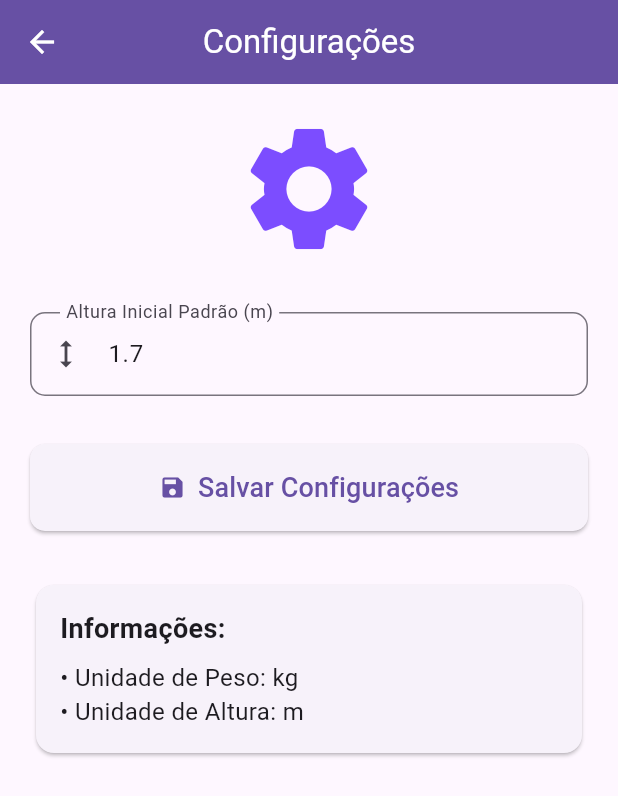
After one commit to GugaDev7/flutter_calculadora_imc, a Flutter app: the screen it shows after launch, after a tap on "Calcular IMC", after a tap on the "settings" icon, on a phone screen of 412 x 824 dp. The commit adds this screen. Shown: the top 796 px of the screen. Run offline on Flutter 3.47's test engine with Material 3 defaults, Android fonts, the phone set to English and light mode, and no system bars; our stand-ins replace hive, hive_flutter; accounts and stored records are empty.

Commit message:
commit 3

```diff
--- a/lib/main.dart
+++ b/lib/main.dart
@@ -1,8 +1,32 @@
 import 'package:flutter/material.dart';
 import 'package:flutter_calculadora_imc/models/imc.dart';
+import 'package:flutter_calculadora_imc/models/configuracoes.dart';
+import 'package:flutter_calculadora_imc/pages/configuracoes_page.dart';
+import 'package:hive_flutter/hive_flutter.dart';
 import 'package:intl/intl.dart';
+import 'package:flutter/foundation.dart' show kIsWeb;
+import 'package:path_provider/path_provider.dart' as path_provider;
 
-void main() {
+void main() async {
+  WidgetsFlutterBinding.ensureInitialized();
+
+  // Inicializa o Hive
+  if (kIsWeb) {
+    await Hive.initFlutter();
+  } else {
+    final appDocumentDir = await path_provider
+        .getApplicationDocumentsDirectory();
+    await Hive.initFlutter(appDocumentDir.path);
+  }
+
+  // Registra os adaptadores
+  Hive.registerAdapter(IMCAdapter());
+  Hive.registerAdapter(ConfiguracoesAdapter());
+
+  // Abre as boxes
+  await Hive.openBox<IMC>('historico_imc');
+  await Hive.openBox<Configuracoes>('configuracoes');
+
   runApp(const MyApp());
 }
 
@@ -49,7 +73,19 @@ class _HomePageState extends State<HomePage> {
   final _nomeController = TextEditingController();
   final _pesoController = TextEditingController();
   final _alturaController = TextEditingController();
-  final List<IMC> _historico = [];
+  late Box<IMC> _historicoBox;
+  late Box<Configuracoes> _configBox;
+
+  @override
+  void initState() {
+    super.initState();
+    _historicoBox = Hive.box<IMC>('historico_imc');
+    _configBox = Hive.box<Configuracoes>('configuracoes');
+
+    // Carrega a altura inicial das configurações
+    final config = _configBox.get('config') ?? Configuracoes();
+    _alturaController.text = config.alturaInicial.toString();
+  }
 
   void _calcularIMC() {
     if (_formKey.currentState!.validate()) {
@@ -60,13 +96,15 @@ class _HomePageState extends State<HomePage> {
           altura: double.parse(_alturaController.text),
         );
 
-        setState(() {
-          _historico.insert(0, imc); // Adiciona no início da lista
-        });
+        // Salva no Hive
+        _historicoBox.add(imc);
 
         // Limpa os campos
         _pesoController.clear();
-        _alturaController.clear();
+        _alturaController.text =
+            _configBox.get('config')?.alturaInicial.toString() ?? '';
+
+        setState(() {}); // Atualiza a lista
       } catch (e) {
         ScaffoldMessenger.of(context).showSnackBar(
           SnackBar(
@@ -86,6 +124,27 @@ class _HomePageState extends State<HomePage> {
         centerTitle: true,
         backgroundColor: Theme.of(context).colorScheme.primary,
         foregroundColor: Colors.white,
+        actions: [
+          IconButton(
+            icon: const Icon(Icons.settings),
+            onPressed: () {
+              Navigator.push(
+                context,
+                MaterialPageRoute(
+                  builder: (context) => const ConfiguracoesPage(),
+                ),
+              ).then((_) {
+                // Atualiza a altura ao voltar das configurações
+                final config = _configBox.get('config');
+                if (config != null) {
+                  setState(() {
+                    _alturaController.text = config.alturaInicial.toString();
+                  });
+                }
+              });
+            },
+          ),
+        ],
       ),
       body: Column(
         children: [
@@ -168,21 +227,33 @@ class _HomePageState extends State<HomePage> {
               ),
             ),
           ),
-          if (_historico.isNotEmpty) ...[
+          ValueListenableBuilder(
+            valueListenable: _historicoBox.listenable(),
+            builder: (context, Box<IMC> box, _) {
+              if (box.isEmpty) {
+                return const SizedBox.shrink();
+              }
+
+              return Expanded(
+                flex: 3,
+                child: Column(
+                  children: [
                     const Padding(
                       padding: EdgeInsets.all(8.0),
                       child: Text(
                         'Histórico de IMC',
-                style: TextStyle(fontSize: 20, fontWeight: FontWeight.bold),
+                        style: TextStyle(
+                          fontSize: 20,
+                          fontWeight: FontWeight.bold,
+                        ),
                       ),
                     ),
                     Expanded(
-              flex: 3,
                       child: ListView.builder(
-                itemCount: _historico.length,
+                        itemCount: box.length,
                         padding: const EdgeInsets.all(8),
                         itemBuilder: (context, index) {
-                  final imc = _historico[index];
+                          final imc = box.getAt(box.length - 1 - index)!;
                           final resultado = imc.calcular();
                           final classificacao = imc.getClassificacao();
                           final cor = imc.getCorClassificacao();
@@ -193,7 +264,9 @@ class _HomePageState extends State<HomePage> {
                             child: ListTile(
                               title: Text(
                                 imc.nome,
-                        style: const TextStyle(fontWeight: FontWeight.bold),
+                                style: const TextStyle(
+                                  fontWeight: FontWeight.bold,
+                                ),
                               ),
                               subtitle: Column(
                                 crossAxisAlignment: CrossAxisAlignment.start,
@@ -218,9 +291,7 @@ class _HomePageState extends State<HomePage> {
                               trailing: IconButton(
                                 icon: const Icon(Icons.delete),
                                 onPressed: () {
-                          setState(() {
-                            _historico.removeAt(index);
-                          });
+                                  box.deleteAt(box.length - 1 - index);
                                 },
                               ),
                             ),
@@ -229,6 +300,10 @@ class _HomePageState extends State<HomePage> {
                       ),
                     ),
                   ],
+                ),
+              );
+            },
+          ),
         ],
       ),
     );
--- /dev/null
+++ b/lib/models/configuracoes.dart
@@ -0,0 +1,21 @@
+import 'package:hive/hive.dart';
+
+part 'configuracoes.g.dart';
+
+@HiveType(typeId: 1)
+class Configuracoes extends HiveObject {
+  @HiveField(0)
+  double alturaInicial;
+
+  @HiveField(1)
+  String unidadePeso;
+
+  @HiveField(2)
+  String unidadeAltura;
+
+  Configuracoes({
+    this.alturaInicial = 1.70,
+    this.unidadePeso = 'kg',
+    this.unidadeAltura = 'm',
+  });
+}
--- a/lib/models/imc.dart
+++ b/lib/models/imc.dart
@@ -1,15 +1,26 @@
 import 'package:flutter/material.dart';
+import 'package:hive/hive.dart';
 
-class IMC {
-  final double peso;
-  final double altura;
-  final DateTime data;
+part 'imc.g.dart';
+
+@HiveType(typeId: 0)
+class IMC extends HiveObject {
+  @HiveField(0)
   final String nome;
 
+  @HiveField(1)
+  final double peso;
+
+  @HiveField(2)
+  final double altura;
+
+  @HiveField(3)
+  final DateTime data;
+
   IMC({
+    required this.nome,
     required this.peso,
     required this.altura,
-    required this.nome,
     DateTime? data,
   }) : data = data ?? DateTime.now();
 
--- /dev/null
+++ b/lib/pages/configuracoes_page.dart
@@ -0,0 +1,129 @@
+import 'package:flutter/material.dart';
+import 'package:hive_flutter/hive_flutter.dart';
+import '../models/configuracoes.dart';
+
+class ConfiguracoesPage extends StatefulWidget {
+  const ConfiguracoesPage({super.key});
+
+  @override
+  State<ConfiguracoesPage> createState() => _ConfiguracoesPageState();
+}
+
+class _ConfiguracoesPageState extends State<ConfiguracoesPage> {
+  final _formKey = GlobalKey<FormState>();
+  final _alturaController = TextEditingController();
+  late Box<Configuracoes> _configBox;
+  late Configuracoes _config;
+
+  @override
+  void initState() {
+    super.initState();
+    _configBox = Hive.box<Configuracoes>('configuracoes');
+    _config = _configBox.get('config') ?? Configuracoes();
+    _alturaController.text = _config.alturaInicial.toString();
+  }
+
+  void _salvarConfiguracoes() {
+    if (_formKey.currentState!.validate()) {
+      _config.alturaInicial = double.parse(_alturaController.text);
+      _configBox.put('config', _config);
+
+      ScaffoldMessenger.of(context).showSnackBar(
+        const SnackBar(
+          content: Text('Configurações salvas com sucesso!'),
+          backgroundColor: Colors.green,
+        ),
+      );
+    }
+  }
+
+  @override
+  Widget build(BuildContext context) {
+    return Scaffold(
+      appBar: AppBar(
+        title: const Text('Configurações'),
+        centerTitle: true,
+        backgroundColor: Theme.of(context).colorScheme.primary,
+        foregroundColor: Colors.white,
+      ),
+      body: SingleChildScrollView(
+        padding: const EdgeInsets.all(20.0),
+        child: Form(
+          key: _formKey,
+          child: Column(
+            crossAxisAlignment: CrossAxisAlignment.stretch,
+            children: [
+              const Icon(
+                Icons.settings,
+                size: 100,
+                color: Colors.deepPurpleAccent,
+              ),
+              const SizedBox(height: 32),
+              TextFormField(
+                controller: _alturaController,
+                decoration: const InputDecoration(
+                  labelText: 'Altura Inicial Padrão (m)',
+                  prefixIcon: Icon(Icons.height),
+                  hintText: 'Exemplo: 1.75',
+                ),
+                keyboardType: TextInputType.number,
+                validator: (value) {
+                  if (value == null || value.isEmpty) {
+                    return 'Por favor, digite a altura inicial';
+                  }
+                  final altura = double.tryParse(value);
+                  if (altura == null || altura <= 0) {
+                    return 'Digite uma altura válida';
+                  }
+                  return null;
+                },
+              ),
+              const SizedBox(height: 32),
+              ElevatedButton.icon(
+                onPressed: _salvarConfiguracoes,
+                icon: const Icon(Icons.save),
+                label: const Text(
+                  'Salvar Configurações',
+                  style: TextStyle(fontSize: 18),
+                ),
+              ),
+              const SizedBox(height: 32),
+              Card(
+                child: Padding(
+                  padding: const EdgeInsets.all(16.0),
+                  child: Column(
+                    crossAxisAlignment: CrossAxisAlignment.start,
+                    children: [
+                      const Text(
+                        'Informações:',
+                        style: TextStyle(
+                          fontSize: 18,
+                          fontWeight: FontWeight.bold,
+                        ),
+                      ),
+                      const SizedBox(height: 8),
+                      Text(
+                        '• Unidade de Peso: ${_config.unidadePeso}',
+                        style: const TextStyle(fontSize: 16),
+                      ),
+                      Text(
+                        '• Unidade de Altura: ${_config.unidadeAltura}',
+                        style: const TextStyle(fontSize: 16),
+                      ),
+                    ],
+                  ),
+                ),
+              ),
+            ],
+          ),
+        ),
+      ),
+    );
+  }
+
+  @override
+  void dispose() {
+    _alturaController.dispose();
+    super.dispose();
+  }
+}
--- a/pubspec.yaml
+++ b/pubspec.yaml
@@ -35,6 +35,9 @@ dependencies:
   # Use with the CupertinoIcons class for iOS style icons.
   cupertino_icons: ^1.0.8
   intl: ^0.19.0
+  hive: ^2.2.3
+  hive_flutter: ^1.1.0
+  path_provider: ^2.1.2
 
 dev_dependencies:
   flutter_test:
@@ -46,6 +49,8 @@ dev_dependencies:
   # package. See that file for information about deactivating specific lint
   # rules and activating additional ones.
   flutter_lints: ^5.0.0
+  hive_generator: ^2.0.1
+  build_runner: ^2.4.8
 
 # For information on the generic Dart part of this file, see the
 # following page: https://dart.dev/tools/pub/pubspec
```
Also changed, not shown: lib/models/configuracoes.g.dart (added), lib/models/imc.g.dart (added), pubspec.lock, 1 other file. Lines whose indentation alone changed are shown as unchanged.
